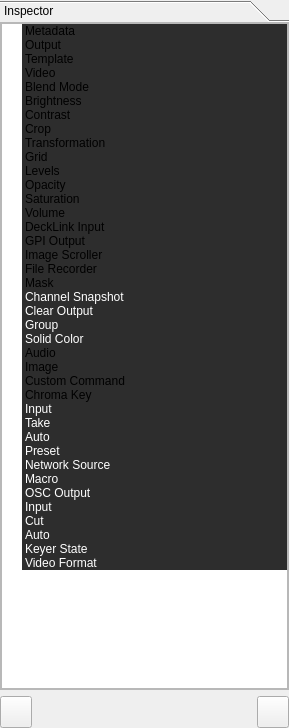
Before: the Qt Designer form src/Widgets/Inspector/InspectorWidget.ui in CasparCG/client, drawn with Qt 5.
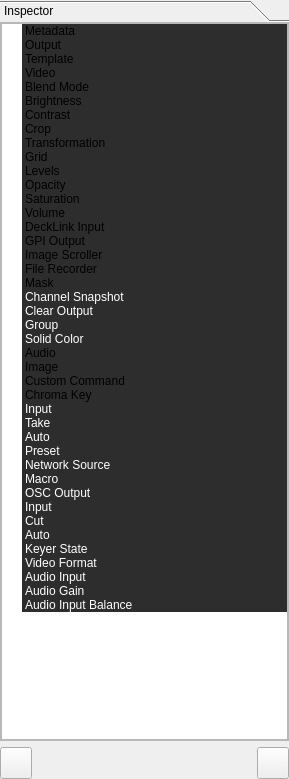
After: the same form once the commit is applied.

Patch:
```diff
--- a/src/Widgets/Inspector/InspectorWidget.ui
+++ b/src/Widgets/Inspector/InspectorWidget.ui
@@ -7,7 +7,7 @@
     <x>0</x>
     <y>0</y>
     <width>289</width>
-    <height>728</height>
+    <height>779</height>
    </rect>
   </property>
   <property name="sizePolicy">
@@ -49,7 +49,7 @@
         <x>0</x>
         <y>0</y>
         <width>289</width>
-        <height>667</height>
+        <height>718</height>
        </rect>
       </property>
       <property name="sizePolicy">
@@ -85,7 +85,7 @@
             <x>0</x>
             <y>0</y>
             <width>287</width>
-            <height>665</height>
+            <height>716</height>
            </rect>
           </property>
           <layout class="QVBoxLayout" name="verticalLayout_3">
@@ -1017,6 +1017,75 @@
                </brush>
               </property>
              </item>
+             <item>
+              <property name="text">
+               <string>Audio Input</string>
+              </property>
+              <property name="background">
+               <brush brushstyle="SolidPattern">
+                <color alpha="255">
+                 <red>45</red>
+                 <green>45</green>
+                 <blue>45</blue>
+                </color>
+               </brush>
+              </property>
+              <property name="foreground">
+               <brush brushstyle="SolidPattern">
+                <color alpha="255">
+                 <red>255</red>
+                 <green>255</green>
+                 <blue>255</blue>
+                </color>
+               </brush>
+              </property>
+             </item>
+             <item>
+              <property name="text">
+               <string>Audio Gain</string>
+              </property>
+              <property name="background">
+               <brush brushstyle="SolidPattern">
+                <color alpha="255">
+                 <red>45</red>
+                 <green>45</green>
+                 <blue>45</blue>
+                </color>
+               </brush>
+              </property>
+              <property name="foreground">
+               <brush brushstyle="SolidPattern">
+                <color alpha="255">
+                 <red>255</red>
+                 <green>255</green>
+                 <blue>255</blue>
+                </color>
+               </brush>
+              </property>
+             </item>
+             <item>
+              <property name="text">
+               <string>Audio Input Balance</string>
+              </property>
+              <property name="background">
+               <brush brushstyle="SolidPattern">
+                <color alpha="255">
+                 <red>45</red>
+                 <green>45</green>
+                 <blue>45</blue>
+                </color>
+               </brush>
+              </property>
+              <property name="foreground">
+               <brush brushstyle="SolidPattern">
+                <color alpha="255">
+                 <red>255</red>
+                 <green>255</green>
+                 <blue>255</blue>
+                </color>
+               </brush>
+              </property>
+             </item>
             </widget>
            </item>
           </layout>
```
